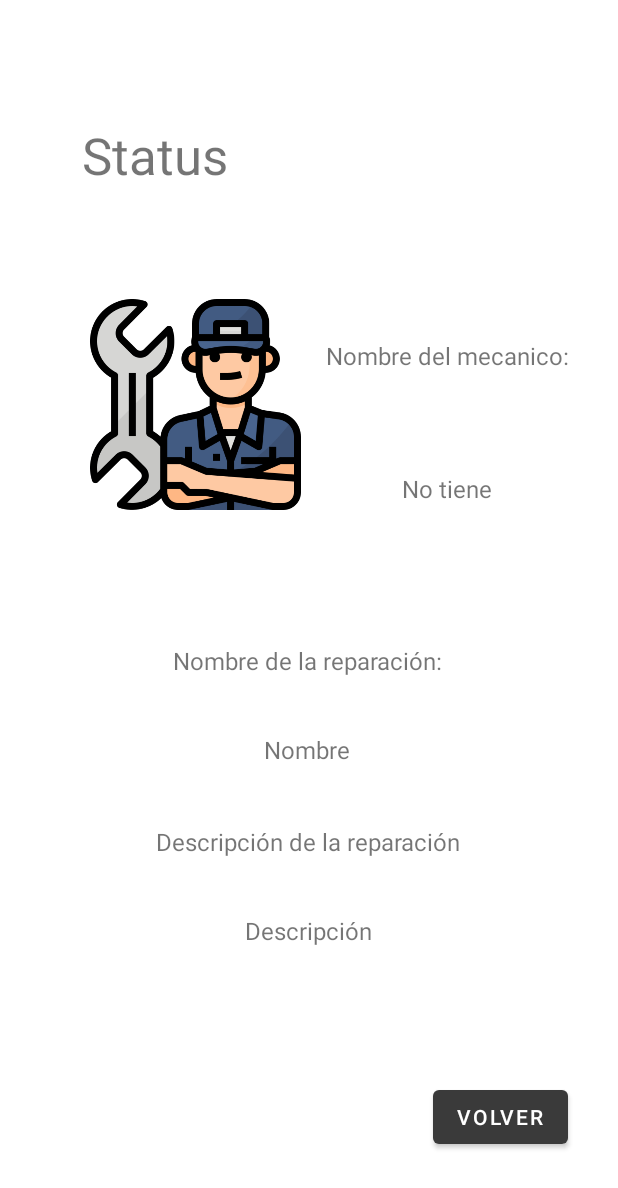
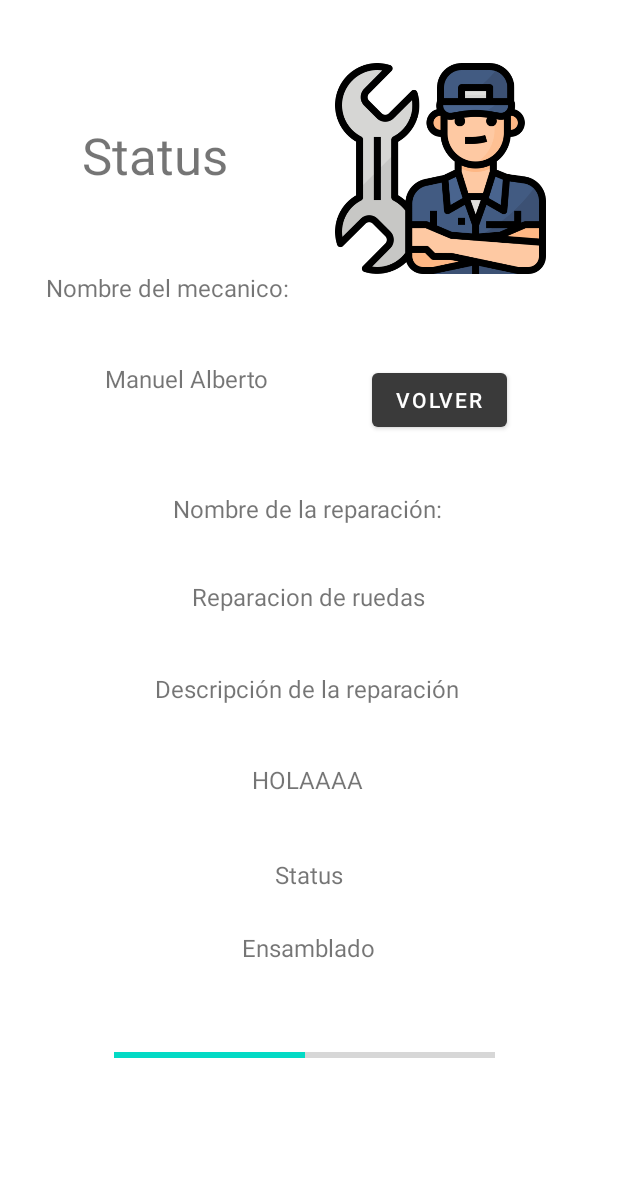
Before and after one commit to Mau439YT/BearBikes, an Android app: the Status screen opened directly, with no data from a screen before it, on a phone screen of 412 x 824 dp. Shown: the top 1188 px of the screen. Run offline under Robolectric (Android 15) with nearby library versions, the phone set to English and light mode, and no system bars; Roboto replaces fonts that are not available here.

Commit message:
ANDROID | Establecemos status

```diff
--- a/BearBikes/app/src/main/java/com/example/bearbikes/Registro.java
+++ b/BearBikes/app/src/main/java/com/example/bearbikes/Registro.java
@@ -62,21 +62,25 @@ public class Registro extends AppCompatActivity {
 
     public void registrarCiclista(){
 
+        String type =  "ciclista";
+        String email = JEmail.getText().toString();
+        String password = Jpassword.getText().toString();
         String name = Jname.getText().toString();
         String apellidoPat = Japellidopat.getText().toString();
         String apellidoMat = Japellidomat.getText().toString();
-        String email = JEmail.getText().toString();
         String celular = Jcelular.getText().toString();
-        String password = Jpassword.getText().toString();
 
+        Ciclista user = new Ciclista(type, email, password, name, apellidoPat, apellidoMat, celular);
 
-        Ciclista user = new Ciclista(email, password, name, apellidoPat, apellidoMat, celular);
         Call<Ciclista> call = ciclistaAPI.createUser(user);
 
         call.enqueue(new Callback<Ciclista>() {
             @Override
             public void onResponse(Call<Ciclista> call, Response<Ciclista> response) {
                 //Bien
+                String test = response.toString();
+                Toast.makeText(getApplicationContext(), test, Toast.LENGTH_SHORT).show();
+
                 if (response.isSuccessful()) {
                     // El usuario ha sido registrado exitosamente
                     Ciclista ciclista = response.body();
--- a/BearBikes/app/src/main/java/com/example/bearbikes/Status.java
+++ b/BearBikes/app/src/main/java/com/example/bearbikes/Status.java
@@ -1,15 +1,42 @@
 package com.example.bearbikes;
 
+import android.app.Activity;
+import android.content.Intent;
 import android.os.Bundle;
+import android.view.View;
+import android.widget.EditText;
+import android.widget.ProgressBar;
+import android.widget.TextView;
 
 import androidx.appcompat.app.AppCompatActivity;
 
 public class Status extends AppCompatActivity {
+
+    TextView Nom_Mec, Desc, Nom_Rep, Status;
 
     @Override
     protected void onCreate(Bundle savedInstanceState) {
         super.onCreate(savedInstanceState);
         setContentView(R.layout.status);
         getSupportActionBar().hide();
+
+        Nom_Mec = (TextView) findViewById(R.id.mecanico);
+        Nom_Mec.setText("Manuel Alberto");
+        Desc = (TextView) findViewById(R.id.descripcion);
+        Desc.setText("HOLAAAA");
+        Nom_Rep = (TextView) findViewById(R.id.nom_reparacion);
+        Nom_Rep.setText("Reparacion de ruedas");
+        Status = (TextView) findViewById(R.id.status);
+        Status.setText("Ensamblado");
+
+        final ProgressBar progreso = (ProgressBar) findViewById(R.id.progressBar2);
+        progreso.setVisibility(View.VISIBLE);
+        progreso.setProgress(50);
+    }
+
+    public void regresar(View v){
+        Intent regresarLogin = new Intent(this, Seleccion.class);
+        startActivity(regresarLogin);
+        finish();
     }
 }
--- a/BearBikes/app/src/main/java/com/example/bearbikes/interfaces/CiclistaAPI.java
+++ b/BearBikes/app/src/main/java/com/example/bearbikes/interfaces/CiclistaAPI.java
@@ -8,7 +8,10 @@ import retrofit2.http.POST;
 
 public interface CiclistaAPI {
 
-    @POST("api/v1/auth/register/")
+    final String term = "api/v1/auth/register";
+
+
+    @POST(term)
     Call<Ciclista> createUser(@Body Ciclista ciclistaRegistrar);
 
 }
--- a/BearBikes/app/src/main/java/com/example/bearbikes/modeles/Ciclista.java
+++ b/BearBikes/app/src/main/java/com/example/bearbikes/modeles/Ciclista.java
@@ -8,8 +8,17 @@ public class Ciclista {
     private String apellidoPat;
     private String apellidoMat;
     private String celular;
+    private String type;
 
-    public Ciclista(String email, String password, String name, String apellidoPat, String apellidoMat, String celular) {
+    public String getType() {
+        return type;
+    }
+
+    public void setType(String type) {
+        this.type = type;
+    }
+
+    public Ciclista(String type, String email, String password, String name, String apellidoPat, String apellidoMat, String celular) {
     }
 
     public String getEmail() {
--- a/BearBikes/app/src/main/res/layout/status.xml
+++ b/BearBikes/app/src/main/res/layout/status.xml
@@ -4,6 +4,31 @@
     xmlns:tools="http://schemas.android.com/tools"
     android:layout_width="match_parent"
     android:layout_height="match_parent">
+
+    <TextView
+        android:id="@+id/status"
+        android:layout_width="wrap_content"
+        android:layout_height="wrap_content"
+        android:text="El estatus"
+        android:textSize="16sp"
+        app:layout_constraintBottom_toBottomOf="parent"
+        app:layout_constraintEnd_toEndOf="parent"
+        app:layout_constraintHorizontal_bias="0.498"
+        app:layout_constraintStart_toStartOf="parent"
+        app:layout_constraintTop_toTopOf="parent"
+        app:layout_constraintVertical_bias="0.774" />
+
+    <TextView
+        android:id="@+id/textView23"
+        android:layout_width="wrap_content"
+        android:layout_height="wrap_content"
+        android:text="Status"
+        android:textSize="16sp"
+        app:layout_constraintBottom_toBottomOf="parent"
+        app:layout_constraintEnd_toEndOf="parent"
+        app:layout_constraintStart_toStartOf="parent"
+        app:layout_constraintTop_toTopOf="parent"
+        app:layout_constraintVertical_bias="0.713" />
 
     <Button
         android:id="@+id/button7"
@@ -13,10 +38,23 @@
         android:text="Volver"
         app:layout_constraintBottom_toBottomOf="parent"
         app:layout_constraintEnd_toEndOf="parent"
-        app:layout_constraintHorizontal_bias="0.896"
+        app:layout_constraintHorizontal_bias="0.771"
         app:layout_constraintStart_toStartOf="parent"
         app:layout_constraintTop_toTopOf="parent"
-        app:layout_constraintVertical_bias="0.929" />
+        app:layout_constraintVertical_bias="0.313" />
+
+    <TextView
+        android:id="@+id/textView19"
+        android:layout_width="wrap_content"
+        android:layout_height="wrap_content"
+        android:text="Nombre de la reparación:"
+        android:textSize="16sp"
+        app:layout_constraintBottom_toBottomOf="parent"
+        app:layout_constraintEnd_toEndOf="parent"
+        app:layout_constraintHorizontal_bias="0.497"
+        app:layout_constraintStart_toStartOf="parent"
+        app:layout_constraintTop_toTopOf="parent"
+        app:layout_constraintVertical_bias="0.409" />
 
     <TextView
         android:id="@+id/textView22"
@@ -26,13 +64,26 @@
         android:textSize="16sp"
         app:layout_constraintBottom_toBottomOf="parent"
         app:layout_constraintEnd_toEndOf="parent"
-        app:layout_constraintHorizontal_bias="0.497"
+        app:layout_constraintHorizontal_bias="0.495"
         app:layout_constraintStart_toStartOf="parent"
         app:layout_constraintTop_toTopOf="parent"
-        app:layout_constraintVertical_bias="0.686" />
+        app:layout_constraintVertical_bias="0.559" />
 
     <TextView
-        android:id="@+id/textView21"
+        android:id="@+id/nom_reparacion"
+        android:layout_width="wrap_content"
+        android:layout_height="wrap_content"
+        android:text="Nombre"
+        android:textSize="16sp"
+        app:layout_constraintBottom_toBottomOf="parent"
+        app:layout_constraintEnd_toEndOf="parent"
+        app:layout_constraintHorizontal_bias="0.498"
+        app:layout_constraintStart_toStartOf="parent"
+        app:layout_constraintTop_toTopOf="parent"
+        app:layout_constraintVertical_bias="0.482" />
+
+    <TextView
+        android:id="@+id/descripcion"
         android:layout_width="wrap_content"
         android:layout_height="wrap_content"
         android:text="Descripción"
@@ -42,46 +93,7 @@
         app:layout_constraintHorizontal_bias="0.498"
         app:layout_constraintStart_toStartOf="parent"
         app:layout_constraintTop_toTopOf="parent"
-        app:layout_constraintVertical_bias="0.76" />
-
-    <TextView
-        android:id="@+id/textView20"
-        android:layout_width="wrap_content"
-        android:layout_height="wrap_content"
-        android:text="Nombre"
-        android:textSize="16sp"
-        app:layout_constraintBottom_toBottomOf="parent"
-        app:layout_constraintEnd_toEndOf="parent"
-        app:layout_constraintHorizontal_bias="0.497"
-        app:layout_constraintStart_toStartOf="parent"
-        app:layout_constraintTop_toTopOf="parent"
-        app:layout_constraintVertical_bias="0.609" />
-
-    <TextView
-        android:id="@+id/textView19"
-        android:layout_width="wrap_content"
-        android:layout_height="wrap_content"
-        android:text="Nombre de la reparación:"
-        android:textSize="16sp"
-        app:layout_constraintBottom_toBottomOf="parent"
-        app:layout_constraintEnd_toEndOf="parent"
-        app:layout_constraintHorizontal_bias="0.498"
-        app:layout_constraintStart_toStartOf="parent"
-        app:layout_constraintTop_toTopOf="parent"
-        app:layout_constraintVertical_bias="0.535" />
-
-    <TextView
-        android:id="@+id/textView18"
-        android:layout_width="wrap_content"
-        android:layout_height="wrap_content"
-        android:text="No tiene"
-        android:textSize="16sp"
-        app:layout_constraintBottom_toBottomOf="parent"
-        app:layout_constraintEnd_toEndOf="parent"
-        app:layout_constraintHorizontal_bias="0.761"
-        app:layout_constraintStart_toStartOf="parent"
-        app:layout_constraintTop_toTopOf="parent"
-        app:layout_constraintVertical_bias="0.392" />
+        app:layout_constraintVertical_bias="0.634" />
 
     <TextView
         android:id="@+id/textView17"
@@ -91,10 +103,23 @@
         android:textSize="16sp"
         app:layout_constraintBottom_toBottomOf="parent"
         app:layout_constraintEnd_toEndOf="parent"
-        app:layout_constraintHorizontal_bias="0.868"
+        app:layout_constraintHorizontal_bias="0.123"
         app:layout_constraintStart_toStartOf="parent"
         app:layout_constraintTop_toTopOf="parent"
-        app:layout_constraintVertical_bias="0.282" />
+        app:layout_constraintVertical_bias="0.225" />
+
+    <TextView
+        android:id="@+id/mecanico"
+        android:layout_width="wrap_content"
+        android:layout_height="wrap_content"
+        android:text="No tiene"
+        android:textSize="16sp"
+        app:layout_constraintBottom_toBottomOf="parent"
+        app:layout_constraintEnd_toEndOf="parent"
+        app:layout_constraintHorizontal_bias="0.232"
+        app:layout_constraintStart_toStartOf="parent"
+        app:layout_constraintTop_toTopOf="parent"
+        app:layout_constraintVertical_bias="0.301" />
 
     <TextView
         android:id="@+id/textView16"
@@ -116,10 +141,20 @@
         android:layout_height="150dp"
         app:layout_constraintBottom_toBottomOf="parent"
         app:layout_constraintEnd_toEndOf="parent"
-        app:layout_constraintHorizontal_bias="0.21"
+        app:layout_constraintHorizontal_bias="0.835"
         app:layout_constraintStart_toStartOf="parent"
         app:layout_constraintTop_toTopOf="parent"
-        app:layout_constraintVertical_bias="0.289"
+        app:layout_constraintVertical_bias="0.055"
         app:srcCompat="@drawable/mecanico" />
 
+    <ProgressBar
+        android:id="@+id/progressBar2"
+        style="?android:attr/progressBarStyleHorizontal"
+        android:layout_width="254dp"
+        android:layout_height="49dp"
+        android:layout_marginStart="76dp"
+        android:layout_marginBottom="96dp"
+        app:layout_constraintBottom_toBottomOf="parent"
+        app:layout_constraintStart_toStartOf="parent" />
+
 </androidx.constraintlayout.widget.ConstraintLayout>
```
